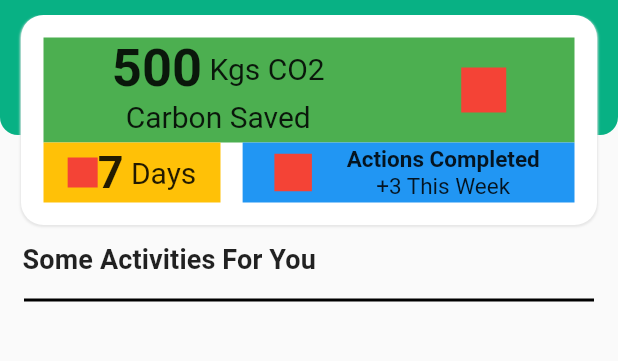
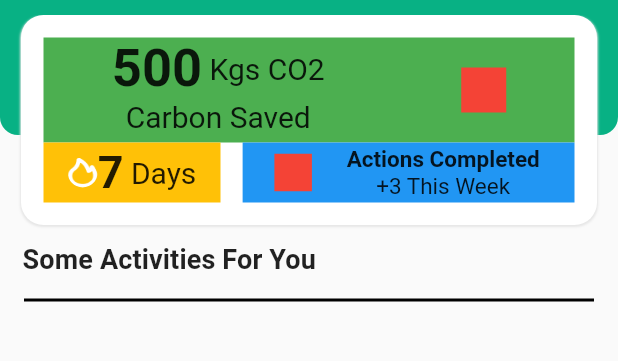
Before and after one commit to jeyeong/climate-ark-app, a Flutter app: the screen it shows after launch, item 2 of the bottom bar chosen, on a phone screen of 412 x 824 dp, the part 69-430 px from its top. Run offline on Flutter 3.47's test engine with Material 2 defaults, Android fonts, the phone set to English and light mode, and no system bars; our stand-ins replace fl_chart, material_floating_search_bar.

Commit message:
fire sign update

```diff
--- a/canvas/lib/views/home_page.dart
+++ b/canvas/lib/views/home_page.dart
@@ -123,9 +123,16 @@ class _HomePageState extends State<HomePage> {
                                   mainAxisAlignment: MainAxisAlignment.center,
                                   children: [
                                     Container(
-                                      color: Colors.red,
-                                      height: 20,
-                                      width: 20,
+                                      height: 20.0,
+                                      width: 20.0,
+                                      decoration: BoxDecoration(
+                                        image: DecorationImage(
+                                          image:
+                                              AssetImage('assets/firesign.png'),
+                                          fit: BoxFit.fill,
+                                        ),
+                                        shape: BoxShape.circle,
+                                      ),
                                     ),
                                     const Text("7",
                                         style: TextStyle(
```
Also changed, not shown: canvas/assets/firesign.png (added).
